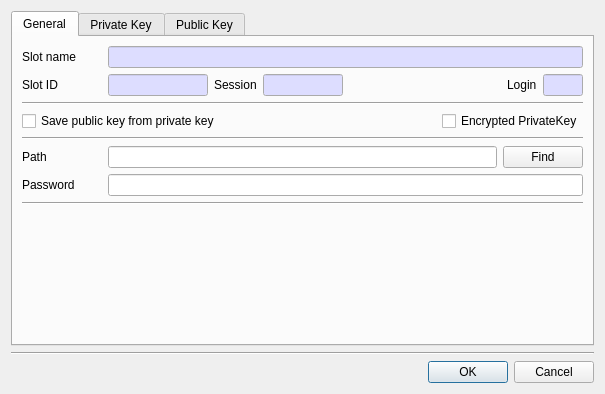
Before: the Qt Designer form CryptokiMan/import_pri_key_dlg.ui in jykim74/CryptokiMan, drawn with Qt 5.
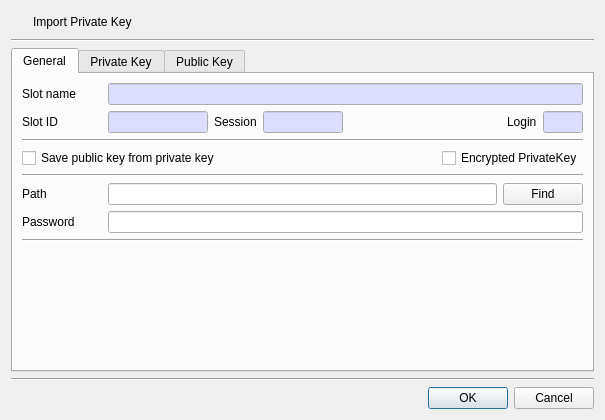
After: the same form once the commit is applied. Icons and pictures are not drawn.

```diff
--- a/CryptokiMan/import_pri_key_dlg.ui
+++ b/CryptokiMan/import_pri_key_dlg.ui
@@ -14,6 +14,50 @@
    <string>Import private key</string>
   </property>
   <layout class="QVBoxLayout" name="verticalLayout">
+   <item>
+    <layout class="QGridLayout" name="gridLayout_10">
+     <item row="0" column="0">
+      <widget class="QPushButton" name="pushButton">
+       <property name="minimumSize">
+        <size>
+         <width>16</width>
+         <height>0</height>
+        </size>
+       </property>
+       <property name="maximumSize">
+        <size>
+         <width>16</width>
+         <height>16777215</height>
+        </size>
+       </property>
+       <property name="text">
+        <string/>
+       </property>
+       <property name="icon">
+        <iconset resource="cryptokiman.qrc">
+         <normaloff>:/images/import3.png</normaloff>:/images/import3.png</iconset>
+       </property>
+       <property name="flat">
+        <bool>true</bool>
+       </property>
+      </widget>
+     </item>
+     <item row="0" column="1">
+      <widget class="QLabel" name="label_2">
+       <property name="text">
+        <string>Import Private Key</string>
+       </property>
+      </widget>
+     </item>
+    </layout>
+   </item>
+   <item>
+    <widget class="Line" name="line_7">
+     <property name="orientation">
+      <enum>Qt::Horizontal</enum>
+     </property>
+    </widget>
+   </item>
    <item>
     <widget class="QTabWidget" name="tabWidget">
      <property name="currentIndex">
```
Left out of the diff: 4 changed lines with no effect on the pictures.
